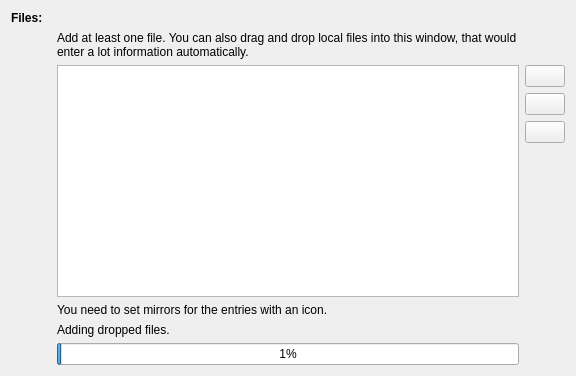
This is ui/metalinkcreator/files.ui in mfuchs/kget-gsoc as Qt 5 draws it before an edit. The edited form follows.
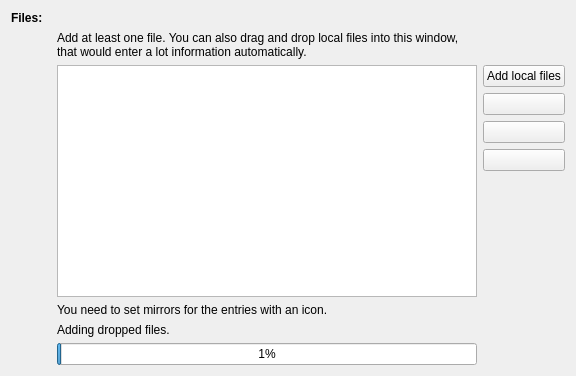
This is the edited form. Custom widgets are drawn as their Qt base class.

Commit message: METALINKCREATOR: Has a add local files button now.

Patch:
```diff
--- a/ui/metalinkcreator/files.ui
+++ b/ui/metalinkcreator/files.ui
@@ -48,6 +48,13 @@
    </item>
    <item row="3" column="2">
     <layout class="QVBoxLayout" name="verticalLayout">
+     <item>
+      <widget class="KPushButton" name="add_local_file">
+       <property name="text">
+        <string>Add local files</string>
+       </property>
+      </widget>
+     </item>
      <item>
       <widget class="KPushButton" name="add_file"/>
      </item>
```
The commit also changes 2 other files.
